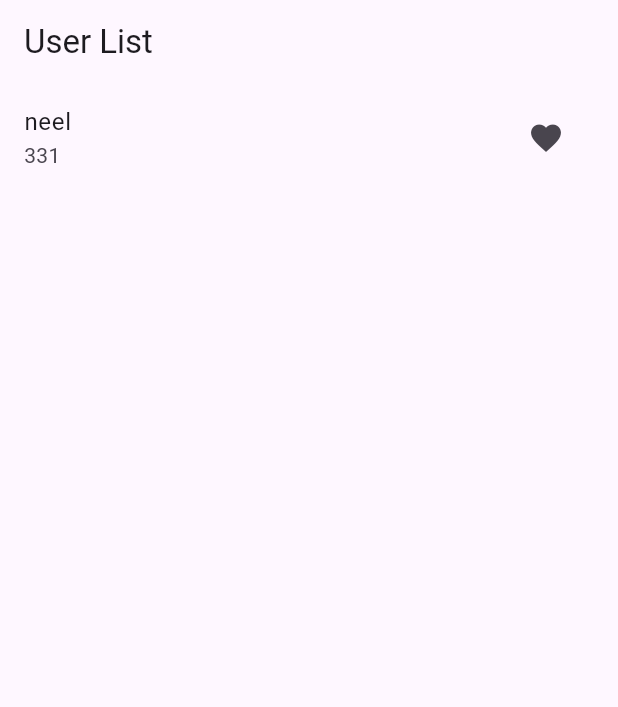
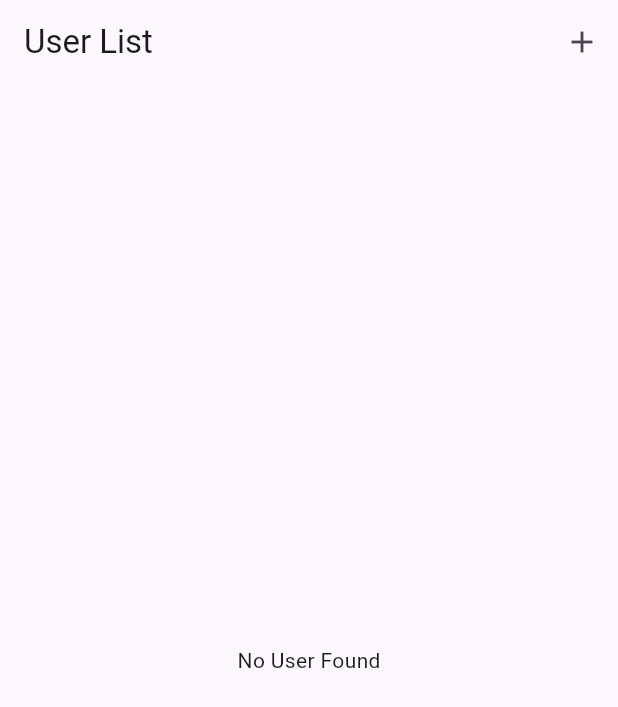
Before and after one commit to NeelHGohel/SEM-5, a Flutter app: the screen it shows after launch, on a phone screen of 412 x 824 dp. Shown: the top 707 px of the screen. Run offline on Flutter 3.47's test engine with Material 3 defaults, Android fonts, the light colour scheme and no system bars.

Commit message:
07-06-2025

```diff
--- a/adv_flutter_labs/lib/lab_02/mvc_A1/controller.dart
+++ b/adv_flutter_labs/lib/lab_02/mvc_A1/controller.dart
@@ -1,10 +1,15 @@
-
-import 'model.dart';
+import 'package:adv_flutter_labs/lab_02/mvc_A1/model.dart';
 
 class Controller {
+  Lab2_A1 model = Lab2_A1();
 
-  List<Lab2_A1> userList = [
-    Lab2_A1(name: "neel" , roll: 331),
-  ];
+  void addUserList(user) => model.addUserInList(user);
 
+  void editUserList(index, user) => model.editUserInList(index, user);
+
+  void deleteUserList(index) => model.deleteUserInList(index);
+
+  List<dynamic> getUserList() => model.getUserInList();
+
+  void toggleFav() => model.toggleFav();
 }
--- a/adv_flutter_labs/lib/lab_02/mvc_A1/model.dart
+++ b/adv_flutter_labs/lib/lab_02/mvc_A1/model.dart
@@ -1,6 +1,24 @@
+import 'package:flutter/cupertino.dart';
+
 class Lab2_A1 {
-  String name;
-  int roll;
+  List<dynamic> userList = [];
 
-  Lab2_A1({required this.name ,required this.roll});
+  void addUserInList(dynamic user) {
+    userList.add(user);
+  }
+
+  void editUserInList(index, user) {
+    userList[index] = user;
+  }
+
+  void deleteUserInList(index) {
+    userList.removeAt(index);
+  }
+
+  List<dynamic> getUserInList() {
+    print(userList);
+    return userList;
+  }
+
+  void toggleFav() {}
 }
--- a/adv_flutter_labs/lib/lab_02/mvc_A1/view.dart
+++ b/adv_flutter_labs/lib/lab_02/mvc_A1/view.dart
@@ -1,51 +1,59 @@
+import 'package:adv_flutter_labs/lab_02/mvc_A1/add_page.dart';
 import 'package:flutter/material.dart';
 
 import 'controller.dart';
 
 class DisplayUser extends StatefulWidget {
-
   const DisplayUser({super.key});
+  static Controller controller = Controller();
 
   @override
   State<DisplayUser> createState() => _DisplayUserState();
 }
 
 class _DisplayUserState extends State<DisplayUser> {
-  final Controller controller = Controller();
-
-  bool isFav = false;
   @override
   Widget build(BuildContext context) {
     return Scaffold(
-      appBar: AppBar(title: Text("User List")),
+      appBar: AppBar(
+        title: Text("User List"),
+        actions: [
+          IconButton(
+            onPressed: () {
+              Navigator.of(context)
+                  .push(
+                    MaterialPageRoute(
+                      builder: (context) {
+                        return AddPage();
+                      },
+                    ),
+                  )
+                  .then((value) {
+                    setState(() {});
+                  });
+            },
 
-      body: ListView.builder(
-        itemCount: controller.userList.length,
+            icon: Icon(Icons.add),
+          ),
+        ],
+      ),
+
+      body: DisplayUser.controller.getUserList().isNotEmpty
+          ? ListView.builder(
+              itemCount: DisplayUser.controller.getUserList().length,
               itemBuilder: (context, index) {
-          if (isFav) {
                 return ListTile(
-              title: Text(controller.userList[index].name),
+                  title: Text(
+                    DisplayUser.controller.getUserList()[index]['Name'],
+                  ),
                   trailing: IconButton(
-                onPressed: () {
-                  isFav = true;
-                },
+                    onPressed: () {},
                     icon: Icon(Icons.favorite),
                   ),
                 );
-          } else {
-            return ListTile(
-              title: Text(controller.userList[index].name),
-              subtitle: Text("${controller.userList[index].roll}"),
-              trailing: IconButton(
-                onPressed: () {
-                  isFav = true;
               },
-                icon: Icon(Icons.favorite),
-              ),
-            );
-          }
-        },
-      ),
+            )
+          : Center(child: Text("No User Found")),
     );
   }
 }
```
Also changed, not shown: adv_flutter_labs/lib/lab_02/mvc_A1/add_page.dart (added, +50 -0 lines). Lines whose indentation alone changed are shown as unchanged.
